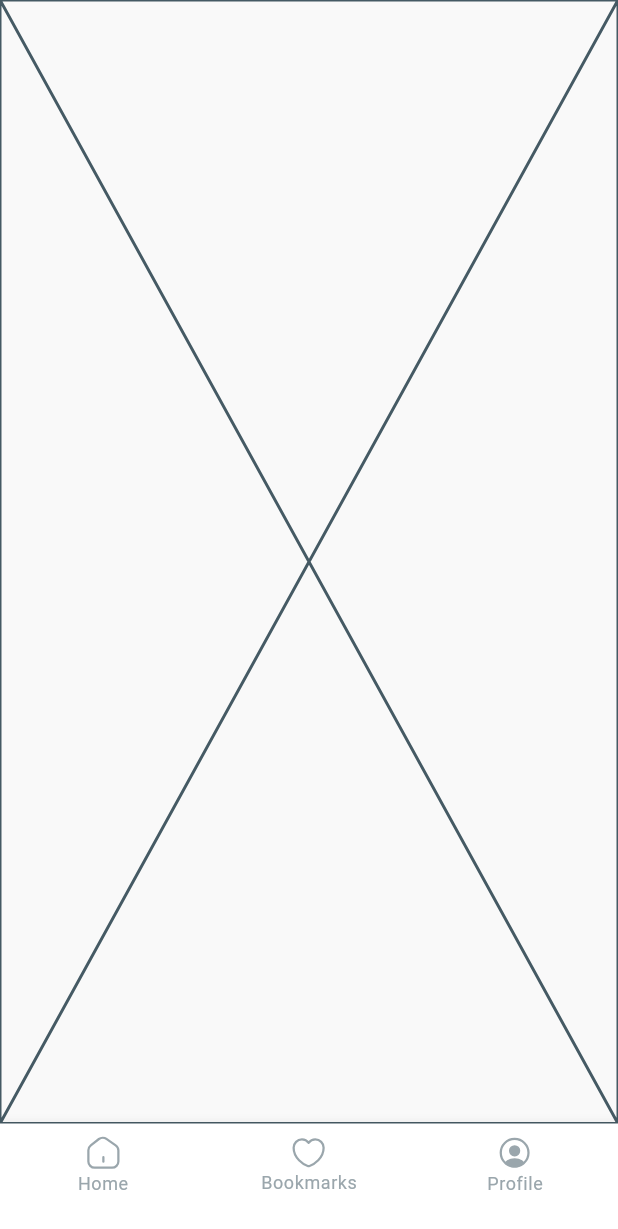
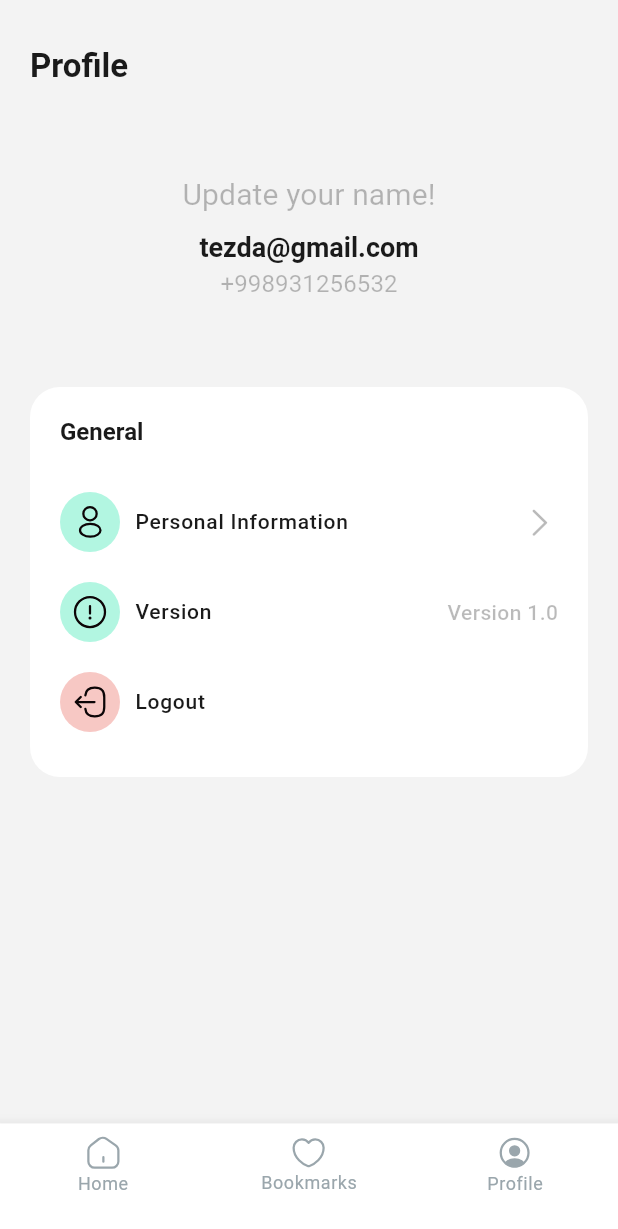
Before and after one commit to JustineUgo/tezda_shop, a Flutter app: the screen it shows after launch, item 3 of the bottom bar chosen, on a phone screen of 412 x 824 dp. Shown: the top 1229 px of the screen. Run offline on Flutter 3.47's test engine with Material 3 defaults, Android fonts, the light colour scheme and no system bars; our stand-ins replace auto_route, dio, fancy_shimmer_image, flutter_riverpod, flutter_svg, get_it and 3 more; Roboto replaces fonts that are missing (san_franscisco).

Commit message:
design: profile screen

```diff
--- a/lib/src/screens/app/profile/profile_screen.dart
+++ b/lib/src/screens/app/profile/profile_screen.dart
@@ -1,5 +1,9 @@
 import 'package:auto_route/auto_route.dart';
+import 'package:flutter/cupertino.dart';
 import 'package:flutter/material.dart';
+import 'package:tezda_shop/src/screens/app/profile/widgets/profile_tile_widget.dart';
+import 'package:tezda_shop/theme/theme.dart';
+import 'package:tezda_shop/util/assets.dart';
 
 @RoutePage()
 class ProfileScreen extends StatefulWidget {
@@ -12,6 +16,50 @@ class ProfileScreen extends StatefulWidget {
 class _ProfileScreenState extends State<ProfileScreen> {
   @override
   Widget build(BuildContext context) {
-    return const Placeholder();
+    return Scaffold(
+      body: SafeArea(
+        child: Container(
+          color: TezdaColors.grey,
+          child: Padding(
+            padding: const EdgeInsets.symmetric(horizontal: 20),
+            child: Column(
+              children: [
+                const SizedBox(height: 30),
+                Align(alignment: Alignment.centerLeft, child: Text('Profile', style: context.textTheme.titleLarge)),
+                SizedBox(
+                  height: 200,
+                  child: Column(
+                    mainAxisAlignment: MainAxisAlignment.center,
+                    children: [
+                      Text('Update your name!', style: context.textTheme.titleSmall!.copyWith(fontWeight: FontWeight.w400, fontSize: 20)),
+                      const SizedBox(height: 10),
+                      Text('tezda@gmail.com', style: context.textTheme.headlineLarge!.copyWith(fontSize: 18)),
+                      Text('+998931256532', style: context.textTheme.titleSmall!.copyWith(fontWeight: FontWeight.w400)),
+                    ],
+                  ),
+                ),
+                Container(
+                  padding: const EdgeInsets.all(20),
+                  decoration: BoxDecoration(
+                    color: TezdaColors.light,
+                    borderRadius: BorderRadius.circular(20),
+                  ),
+                  child: Column(
+                    crossAxisAlignment: CrossAxisAlignment.start,
+                    children: [
+                      Text('General', style: context.textTheme.headlineLarge),
+                      const SizedBox(height: 20),
+                      const ProfileTile(text: 'Personal Information', icon: TezdaIcons.personalInfoIcon, trailing: Icon(CupertinoIcons.right_chevron)),
+                      const ProfileTile(text: 'Version', icon: TezdaIcons.infoIcon, trailing: Text('Version 1.0')),
+                      const ProfileTile(text: 'Logout', icon: TezdaIcons.logoutIcon, color: TezdaColors.destructiveAccent),
+                    ],
+                  ),
+                )
+              ],
+            ),
+          ),
+        ),
+      ),
+    );
   }
 }
--- /dev/null
+++ b/lib/src/screens/app/profile/widgets/profile_tile_widget.dart
@@ -0,0 +1,30 @@
+import 'package:flutter/cupertino.dart';
+import 'package:flutter_svg/flutter_svg.dart';
+import 'package:tezda_shop/theme/theme.dart';
+
+class ProfileTile extends StatelessWidget {
+  const ProfileTile({super.key, required this.text, required this.icon, this.color = TezdaColors.primary, this.trailing = const SizedBox()});
+  final String text;
+  final String icon;
+  final Widget trailing;
+  final Color color;
+
+  @override
+  Widget build(BuildContext context) {
+    return Padding(
+      padding: const EdgeInsets.symmetric(vertical: 10),
+      child: Row(
+        children: [
+          Container(
+            margin: const EdgeInsets.only(right: 10),
+            padding: const EdgeInsets.all(8),
+            decoration: BoxDecoration(color: color.withOpacity(.3), shape: BoxShape.circle),
+            child: SvgPicture.asset(icon),
+          ),
+          Expanded(child: Text(text, style: context.textTheme.bodyLarge)),
+          trailing,
+        ],
+      ),
+    );
+  }
+}
--- a/lib/util/assets.dart
+++ b/lib/util/assets.dart
@@ -3,6 +3,9 @@ class TezdaIcons {
   static const String unheart = 'assets/svgs/unheart_icon.svg';
   static const String emptyPictureIcon = 'assets/svgs/empty_picture.svg';
   static const String avatar = 'assets/svgs/avatar.svg';
+  static const String personalInfoIcon = 'assets/svgs/personal_info.svg';
+  static const String infoIcon = 'assets/svgs/info.svg';
+  static const String logoutIcon = 'assets/svgs/logout.svg';
 
   //App
   static String home = 'assets/svgs/app_home.svg';
```
Also changed, not shown: assets/svgs/info.svg (added), assets/svgs/logout.svg (added), assets/svgs/personal_info.svg (added).
